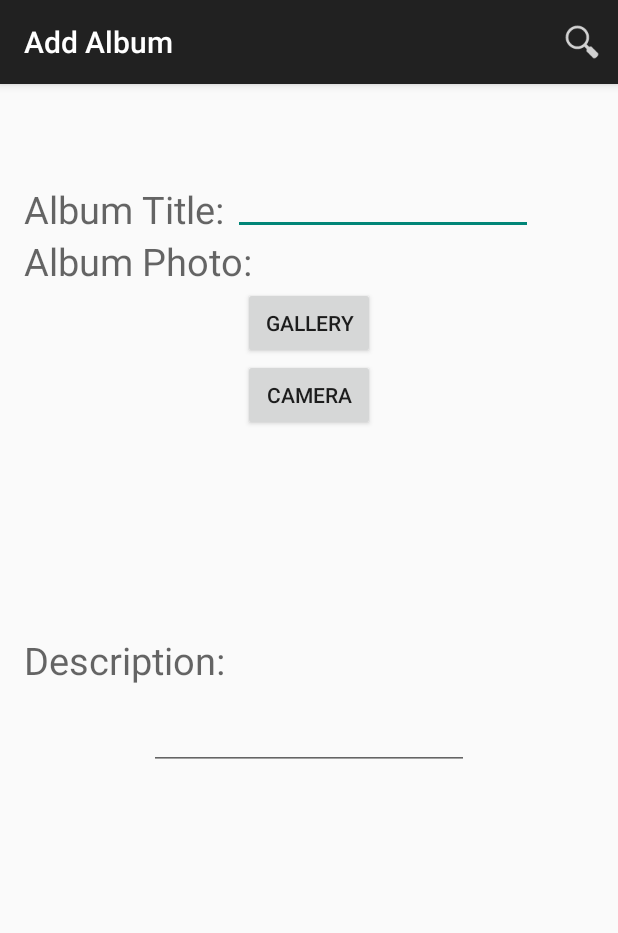
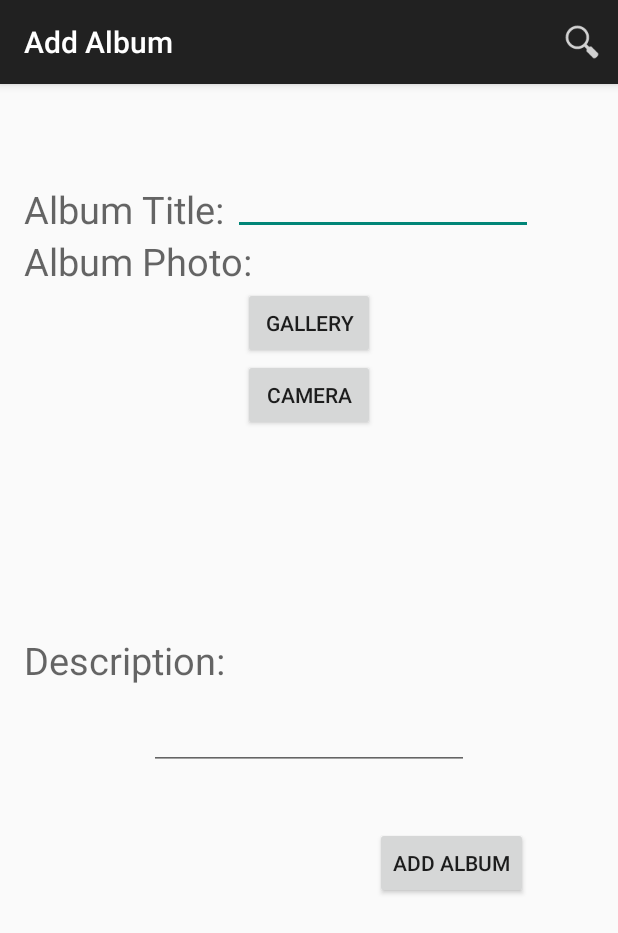
Before and after one commit to juliayiu/COMP3717-ANDROID, an Android app: the AddAlbum screen opened directly, with no data from a screen before it, on a phone screen of 412 x 824 dp. Shown: the top 933 px of the screen. Run offline under Robolectric (Android 15) with nearby library versions, the phone set to English and light mode, and no system bars.

```diff
--- a/app/src/main/java/com/example/julia/android3/AddAlbum.java
+++ b/app/src/main/java/com/example/julia/android3/AddAlbum.java
@@ -85,6 +85,12 @@
         startActivity(intent);
     }
 
+    // Intent to Album Page
+    public void nextActivity(final View view) {
+        Intent intent = new Intent(AddAlbum.this, MainActivity.class);
+        startActivity(intent);
+    }
+
     public void popUp(final View view){
         Toast.makeText(getApplication(), "Click Back to Get to Homepage!", Toast.LENGTH_SHORT).show();
     }
--- a/app/src/main/res/layout/activity_add_album.xml
+++ b/app/src/main/res/layout/activity_add_album.xml
@@ -76,4 +76,14 @@
         android:layout_below="@+id/button"
         android:layout_centerHorizontal="true" />
 
+    <Button
+        android:layout_width="wrap_content"
+        android:layout_height="wrap_content"
+        android:text="Add Album"
+        android:id="@+id/button3"
+        android:layout_marginTop="38dp"
+        android:layout_below="@+id/editText2"
+        android:layout_toEndOf="@+id/button2"
+        android:onClick="nextActivity"/>
+
 </RelativeLayout>
```
